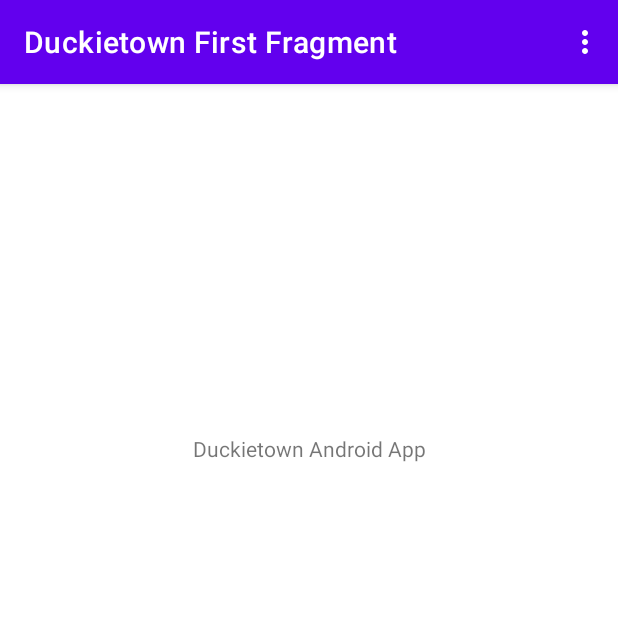
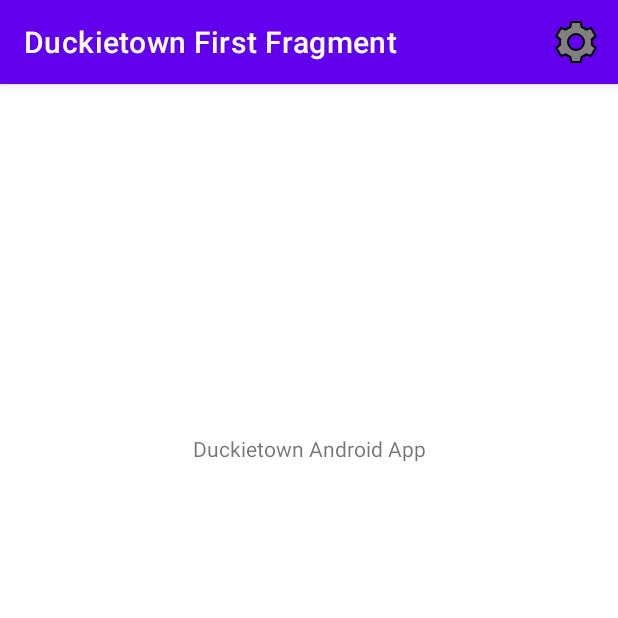
Before and after one commit to moevm/duckietown-android-app, an Android app: the screen it shows after launch (MainActivity), on a phone screen of 412 x 824 dp, the top half of it. Run offline under Robolectric (Android 15) with nearby library versions, the phone set to English and light mode, and no system bars; our stand-ins replace navigation-ui.

Commit message:
Added activity for settings

```diff
--- a/duckietown_android/app/build.gradle
+++ b/duckietown_android/app/build.gradle
@@ -43,6 +43,7 @@ dependencies {
     implementation 'androidx.constraintlayout:constraintlayout:2.1.3'
     implementation 'androidx.navigation:navigation-fragment-ktx:2.4.1'
     implementation 'androidx.navigation:navigation-ui-ktx:2.4.1'
+    implementation 'androidx.preference:preference:1.2.0'
     testImplementation 'junit:junit:4.13.2'
     androidTestImplementation 'androidx.test.ext:junit:1.1.3'
     androidTestImplementation 'androidx.test.espresso:espresso-core:3.4.0'
--- a/duckietown_android/app/src/main/AndroidManifest.xml
+++ b/duckietown_android/app/src/main/AndroidManifest.xml
@@ -12,6 +12,10 @@
         android:theme="@style/Theme.DuckietownAndroid"
         tools:targetApi="31">
         <activity
+            android:name=".SettingsActivity"
+            android:exported="false"
+            android:label="@string/title_activity_settings" />
+        <activity
             android:name=".MainActivity"
             android:exported="true"
             android:label="@string/app_name"
--- /dev/null
+++ b/duckietown_android/app/src/main/res/drawable/settings.xml
@@ -0,0 +1,4 @@
+<vector android:height="48dp" android:viewportHeight="24"
+    android:viewportWidth="24" android:width="48dp" xmlns:android="http://schemas.android.com/apk/res/android">
+    <path android:strokeWidth="1" android:strokeColor="#FF000000" android:fillColor="#FF808080" android:pathData="M9.668,2L9.176,4.523C8.355,4.834 7.596,5.267 6.93,5.814L4.506,4.979L2.174,9.021L4.113,10.707C4.045,11.129 4,11.559 4,12C4,12.441 4.045,12.871 4.113,13.293L2.174,14.979L4.506,19.021L6.93,18.186C7.596,18.733 8.355,19.166 9.176,19.477L9.668,22L14.332,22L14.824,19.477C15.645,19.166 16.404,18.733 17.07,18.186L19.494,19.021L21.826,14.979L19.887,13.293C19.955,12.871 20,12.441 20,12C20,11.559 19.955,11.129 19.887,10.707L21.826,9.021L19.494,4.979L17.07,5.814C16.404,5.267 15.645,4.834 14.824,4.523L14.332,2L9.668,2zM12,8C14.209,8 16,9.791 16,12C16,14.209 14.209,16 12,16C9.791,16 8,14.209 8,12C8,9.791 9.791,8 12,8z"/>
+</vector>
--- a/duckietown_android/app/src/main/res/menu/menu_main.xml
+++ b/duckietown_android/app/src/main/res/menu/menu_main.xml
@@ -2,9 +2,11 @@
     xmlns:app="http://schemas.android.com/apk/res-auto"
     xmlns:tools="http://schemas.android.com/tools"
     tools:context="com.example.duckietownandroid.MainActivity">
+
     <item
-        android:id="@+id/action_settings"
-        android:orderInCategory="100"
-        android:title="@string/action_settings"
-        app:showAsAction="never" />
+        android:id="@+id/menu_item_test"
+        android:icon="@drawable/settings"
+        android:title=""
+        app:showAsAction="always"/>
+
 </menu>
```
Also changed, not shown: duckietown_android/app/src/main/java/com/example/duckietownandroid/MainActivity.kt (+7 -1 lines), duckietown_android/app/src/main/java/com/example/duckietownandroid/SettingsActivity.kt (added, +31 -0 lines), duckietown_android/app/src/main/res/layout/settings_activity.xml (added, +9 -0 lines), duckietown_android/app/src/main/res/values/arrays.xml (added, +12 -0 lines), duckietown_android/app/src/main/res/values/strings.xml (+16 -0 lines), duckietown_android/app/src/main/res/xml/root_preferences.xml (added, +35 -0 lines).
